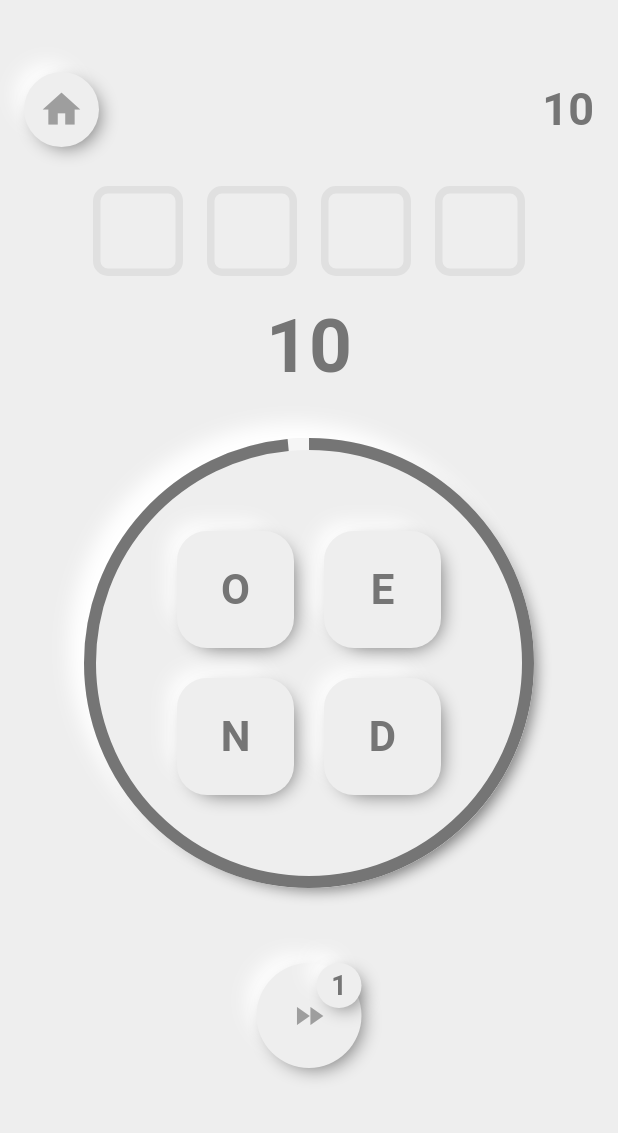
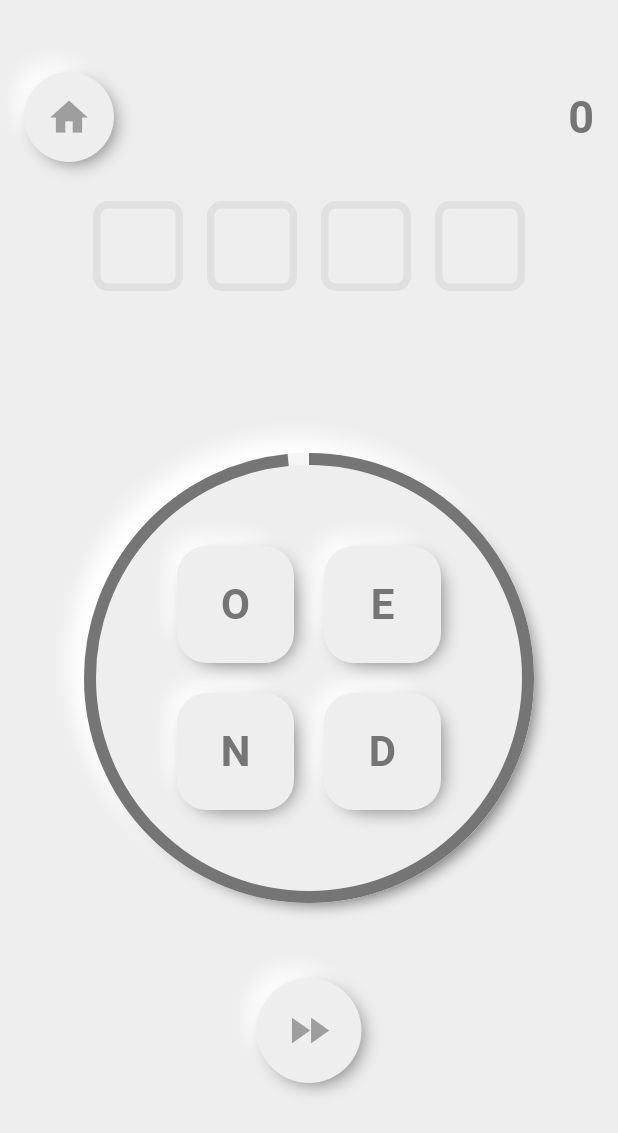
Before and after one commit to vel-jack/wordrush, a Flutter app: the _GamePage screen opened directly, on a phone screen of 412 x 824 dp. Shown: the top 1133 px of the screen. Run offline on Flutter 3.47's test engine with Material 2 defaults, Android fonts, the light colour scheme and no system bars; our stand-ins replace bloc, equatable, flutter_bloc, get.

Commit message:
Game mechanics done

```diff
--- a/lib/controller/word/word_event.dart
+++ b/lib/controller/word/word_event.dart
@@ -5,11 +5,6 @@ abstract class WordEvent extends Equatable {
 
   @override
   List<Object> get props => [];
-}
-
-class AddWordEvent extends WordEvent {
-  final String word;
-  const AddWordEvent(this.word);
 }
 
 class AddLetterEvent extends WordEvent {
@@ -23,3 +18,5 @@ class RemoveLetterEvent extends WordEvent {
 }
 
 class CheckWordEvent extends WordEvent {}
+
+class SkipWordEvent extends WordEvent {}
--- a/lib/views/game_page.dart
+++ b/lib/views/game_page.dart
@@ -1,9 +1,8 @@
 import 'package:flutter/material.dart';
 import 'package:flutter_bloc/flutter_bloc.dart';
-import 'package:get/route_manager.dart';
+import 'package:get/get.dart';
 import 'package:get/get_navigation/src/routes/transitions_type.dart'
     as get_transition;
-// package:get/get_navigation/src/routes/transitions_type.dart
 import 'package:wordrush/controller/ticker/ticker.dart';
 import 'package:wordrush/controller/ticker/ticker_bloc.dart';
 import 'package:wordrush/controller/word/word_bloc.dart';
@@ -40,10 +39,12 @@ class _GamePage extends StatelessWidget {
 
   @override
   Widget build(BuildContext context) {
+    Rx<int> score = 0.obs;
     return Scaffold(
       body: BlocConsumer<WordBloc, WordState>(
         listener: (context, state) {
           if (state is CorrectWordState) {
+            score.value += 1;
             context.read<TickerBloc>().add(ExtendTicker());
           } else if (state is WordLoadedState) {
             if (!state.answer.contains('')) {
@@ -99,7 +100,7 @@ class _GamePage extends StatelessWidget {
                   Padding(
                     padding: const EdgeInsets.all(8.0).copyWith(left: 16),
                     child: NeomorphicButton(
-                        size: 50,
+                        size: 60,
                         onPressed: () {
                           Get.back();
                         },
@@ -111,11 +112,20 @@ class _GamePage extends StatelessWidget {
                   Expanded(
                     child: Column(
                       crossAxisAlignment: CrossAxisAlignment.end,
-                      children: const [
-                        GreyText(
-                          '10',
+                      children: [
+                        Obx(() {
+                          return AnimatedSwitcher(
+                            duration: const Duration(milliseconds: 100),
+                            transitionBuilder: (child, anim) {
+                              return ScaleTransition(scale: anim, child: child);
+                            },
+                            child: GreyText(
+                              key: Key(score.value.toString()),
+                              score.value.toString(),
                               size: 30,
                             ),
+                          );
+                        }),
                       ],
                     ),
                   ),
@@ -168,7 +178,7 @@ class _GamePage extends StatelessWidget {
                 height: 80,
                 margin: const EdgeInsets.all(10),
                 child: const GreyText(
-                  '10',
+                  '', // TODO add greet message
                   size: 50,
                 ),
               ),
@@ -178,8 +188,10 @@ class _GamePage extends StatelessWidget {
                   BlocConsumer<TickerBloc, TickerState>(
                     listener: (context, state) {
                       if (state is TickerCompleted) {
-                        // TODO need to pass scores
-                        Get.off(() => const GameOverPage(),
+                        Get.off(
+                            () => GameOverPage(
+                                  score: score.value,
+                                ),
                             transition: get_transition.Transition.cupertino);
                       }
                     },
@@ -232,26 +244,15 @@ class _GamePage extends StatelessWidget {
               const SizedBox(
                 height: 50,
               ),
-              Stack(
-                children: [
               NeomorphicButton(
                 size: 70,
-                    child: const GreyIcon(Icons.fast_forward),
+                child: const GreyIcon(
+                  Icons.fast_forward,
+                  size: 34,
+                ),
                 onPressed: () {
-                      context.read<WordBloc>().add(const AddWordEvent('BALL'));
+                  context.read<WordBloc>().add(SkipWordEvent());
                 },
-                  ),
-                  const Positioned(
-                      top: 0,
-                      right: 0,
-                      child: NeomorphicButton(
-                        size: 30,
-                        child: GreyText(
-                          '1',
-                          size: 18,
-                        ),
-                      )),
-                ],
               ),
               const Spacer()
             ],
```
Also changed, not shown: lib/controller/word/word_bloc.dart (+12 -9 lines), lib/views/game_over.dart (+4 -4 lines), lib/views/home_page.dart (+4 -17 lines), 1 other file. Lines whose indentation alone changed are shown as unchanged.
